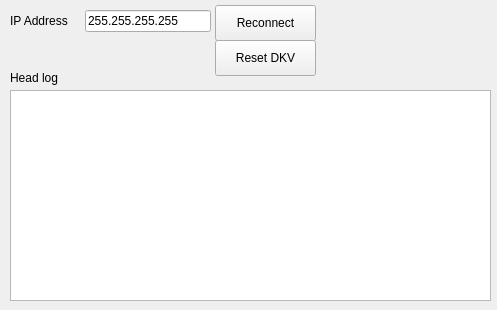
Above: network.ui from evovch/bcontrol before the change. Below: the same form after it.
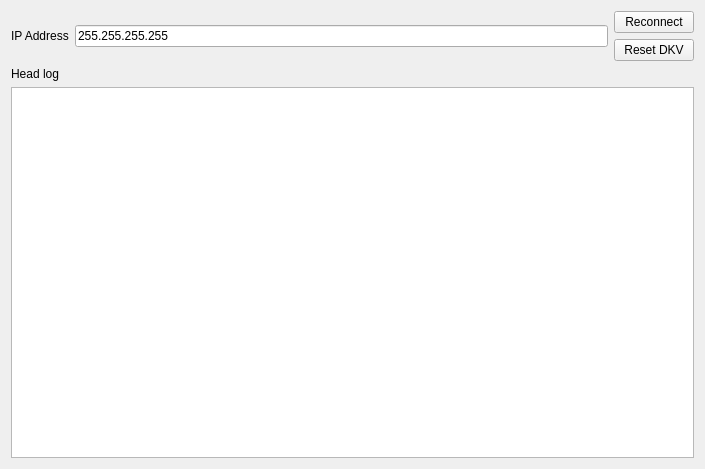
That is the form after the change.

The edit to the form file:
```diff
--- a/network.ui
+++ b/network.ui
@@ -6,87 +6,65 @@
    <rect>
     <x>0</x>
     <y>0</y>
-    <width>497</width>
-    <height>310</height>
+    <width>705</width>
+    <height>469</height>
    </rect>
   </property>
   <property name="windowTitle">
    <string>Form</string>
   </property>
+  <layout class="QVBoxLayout" name="verticalLayout_3">
+   <item>
+    <layout class="QHBoxLayout" name="horizontalLayout_2">
+     <item>
+      <layout class="QHBoxLayout" name="horizontalLayout">
+       <item>
   <widget class="QLabel" name="label">
-   <property name="geometry">
-    <rect>
-     <x>10</x>
-     <y>10</y>
-     <width>71</width>
-     <height>21</height>
-    </rect>
-   </property>
    <property name="text">
     <string>IP Address</string>
    </property>
   </widget>
+       </item>
+       <item>
   <widget class="QLineEdit" name="addressInput">
-   <property name="geometry">
-    <rect>
-     <x>85</x>
-     <y>10</y>
-     <width>126</width>
-     <height>22</height>
-    </rect>
-   </property>
    <property name="text">
     <string>255.255.255.255</string>
    </property>
   </widget>
+       </item>
+      </layout>
+     </item>
+     <item>
+      <layout class="QVBoxLayout" name="verticalLayout_2">
+       <item>
   <widget class="QPushButton" name="reconnectButton">
-   <property name="geometry">
-    <rect>
-     <x>215</x>
-     <y>5</y>
-     <width>101</width>
-     <height>36</height>
-    </rect>
-   </property>
    <property name="text">
     <string>Reconnect</string>
    </property>
   </widget>
+       </item>
+       <item>
   <widget class="QPushButton" name="resetButton">
-   <property name="geometry">
-    <rect>
-     <x>215</x>
-     <y>40</y>
-     <width>101</width>
-     <height>36</height>
-    </rect>
-   </property>
    <property name="text">
     <string>Reset DKV</string>
    </property>
   </widget>
+       </item>
+      </layout>
+     </item>
+    </layout>
+   </item>
+   <item>
+    <layout class="QVBoxLayout" name="verticalLayout">
+     <item>
   <widget class="QLabel" name="label_2">
-   <property name="geometry">
-    <rect>
-     <x>10</x>
-     <y>70</y>
-     <width>61</width>
-     <height>16</height>
-    </rect>
-   </property>
    <property name="text">
     <string>Head log</string>
    </property>
   </widget>
+     </item>
+     <item>
   <widget class="QTextEdit" name="headLogText">
-   <property name="geometry">
-    <rect>
-     <x>10</x>
-     <y>90</y>
-     <width>481</width>
-     <height>211</height>
-    </rect>
-   </property>
    <property name="readOnly">
     <bool>true</bool>
    </property>
@@ -94,6 +72,17 @@
     <bool>false</bool>
    </property>
   </widget>
+     </item>
+    </layout>
+   </item>
+  </layout>
+  <zorder>label</zorder>
+  <zorder>addressInput</zorder>
+  <zorder>reconnectButton</zorder>
+  <zorder>resetButton</zorder>
+  <zorder>label_2</zorder>
+  <zorder>headLogText</zorder>
+  <zorder>headLogText</zorder>
  </widget>
  <resources/>
  <connections/>
```
Lines whose indentation alone changed are shown as unchanged.
